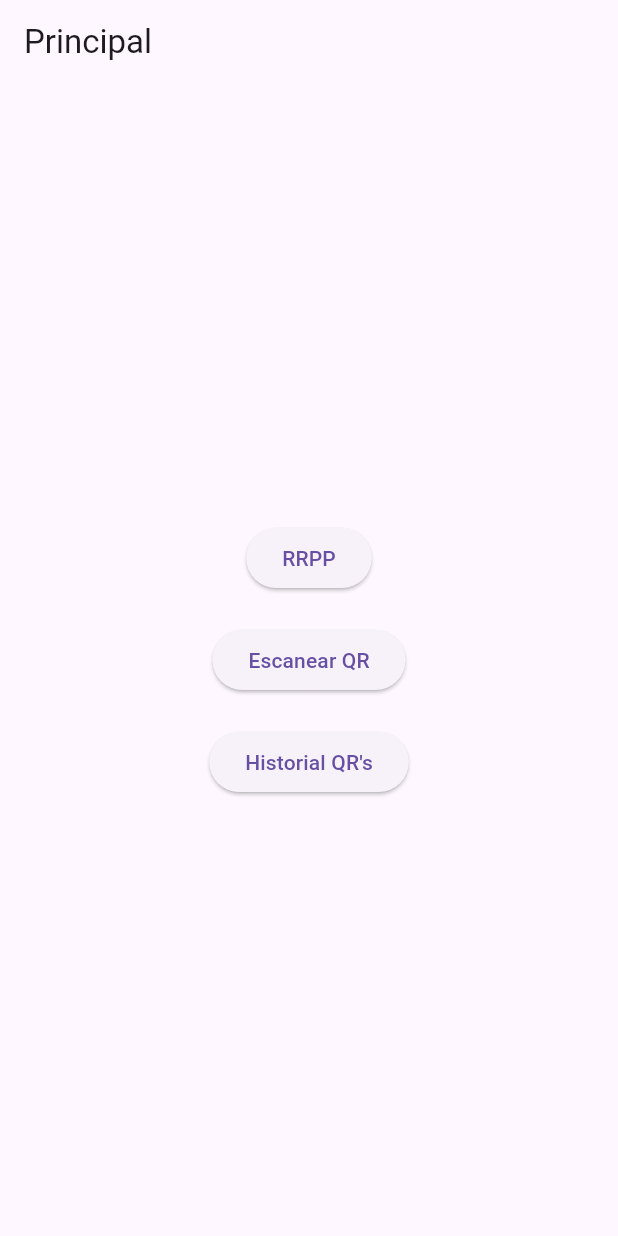
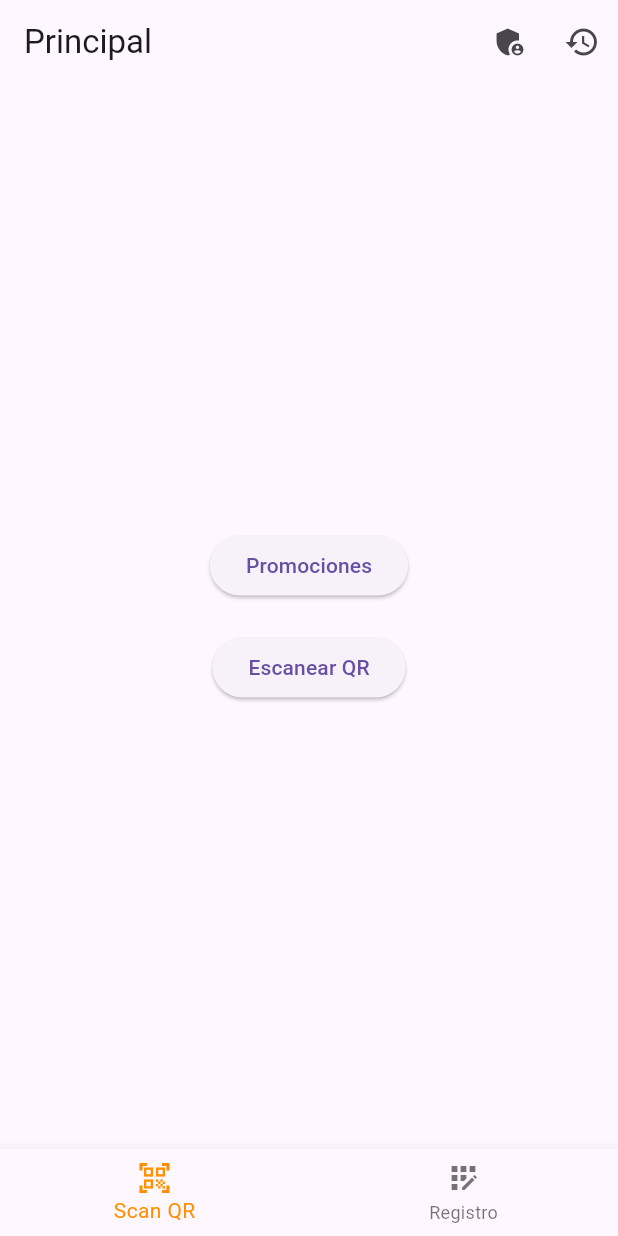
Before and after one commit to Mirrow1985/Sonora_RRPP, a Flutter app: the screen it shows after launch, on a phone screen of 412 x 824 dp. Run offline on Flutter 3.47's test engine with Material 3 defaults, Android fonts, the phone set to English and light mode, and no system bars; our stand-ins replace cloud_firestore, firebase_core, logger, permission_handler, qr_flutter; missing offline and left inert: mailer, mobile_scanner; accounts and stored records are empty.

```diff
--- a/lib/screen/historial_registro.dart
+++ b/lib/screen/historial_registro.dart
@@ -59,7 +59,7 @@ class HistorialRegistroScreen extends StatelessWidget {
                       Text('Correo: $correo'),
                       Text('Fecha y Hora: $formattedFechaRegistro'),
                       SizedBox(height: 4.0),
-                      Text('Estado de envío: $estadoEnvio', style: TextStyle(color: Colors.green)),
+                      Text('Estado: $estadoEnvio', style: TextStyle(color: Colors.green)),
                     ],
                   ),
                 ),
--- a/lib/screen/principal_screen.dart
+++ b/lib/screen/principal_screen.dart
@@ -2,15 +2,59 @@ import 'package:flutter/material.dart';
 import 'promociones_screen.dart'; // Importa PromocionesScreen
 import 'scanner_screen.dart'; // Importa QRScannerScreen
 import 'historial_qrs.dart'; // Importa HistorialQrsScreen
+import 'admin/admin_screen.dart'; // Importa AdminScreen
+import 'registro_screen.dart'; // Importa RegistroScreen
 
-class PrincipalScreen extends StatelessWidget {
+class PrincipalScreen extends StatefulWidget {
   const PrincipalScreen({super.key});
+
+  @override
+  PrincipalScreenState createState() => PrincipalScreenState();
+}
+
+class PrincipalScreenState extends State<PrincipalScreen> {
+  int _selectedIndex = 0;
+
+  static const List<Widget> _widgetOptions = <Widget>[
+    QRScannerScreen(),
+    RegistroScreen(universidad: 'Facultad de Ciencias', promocion: '¡Cumplimos 16 años!'),
+  ];
+
+  void _onItemTapped(int index) {
+    setState(() {
+      _selectedIndex = index;
+    });
+    Navigator.push(
+      context,
+      MaterialPageRoute(builder: (context) => _widgetOptions[index]),
+    );
+  }
 
   @override
   Widget build(BuildContext context) {
     return Scaffold(
       appBar: AppBar(
         title: Text('Principal'),
+        actions: [
+          IconButton(
+            icon: Icon(Icons.admin_panel_settings),
+            onPressed: () {
+              Navigator.push(
+                context,
+                MaterialPageRoute(builder: (context) => AdminScreen()), // Asegúrate de tener esta pantalla
+              );
+            },
+          ),
+          IconButton(
+            icon: Icon(Icons.history),
+            onPressed: () {
+              Navigator.push(
+                context,
+                MaterialPageRoute(builder: (context) => HistorialQrsScreen()),
+              );
+            },
+          ),
+        ],
       ),
       body: Center(
         child: Column(
@@ -20,39 +64,38 @@ class PrincipalScreen extends StatelessWidget {
               onPressed: () {
                 Navigator.push(
                   context,
-                  MaterialPageRoute(
-                    builder: (context) => PromocionesScreen(),
-                  ),
+                  MaterialPageRoute(builder: (context) => PromocionesScreen()),
                 );
               },
-              child: Text('RRPP'),
+              child: Text('Promociones'),
             ),
             SizedBox(height: 20),
             ElevatedButton(
               onPressed: () {
                 Navigator.push(
                   context,
-                  MaterialPageRoute(
-                    builder: (context) => QRScannerScreen(),
-                  ),
+                  MaterialPageRoute(builder: (context) => QRScannerScreen()),
                 );
               },
               child: Text('Escanear QR'),
             ),
-            SizedBox(height: 20),
-            ElevatedButton(
-              onPressed: () {
-                Navigator.push(
-                  context,
-                  MaterialPageRoute(
-                    builder: (context) => HistorialQrsScreen(),
-                  ),
-                );
-              },
-              child: Text('Historial QR\'s'),
-            ),
           ],
         ),
+      ),
+      bottomNavigationBar: BottomNavigationBar(
+        items: const <BottomNavigationBarItem>[
+          BottomNavigationBarItem(
+            icon: Icon(Icons.qr_code_scanner),
+            label: 'Scan QR',
+          ),
+          BottomNavigationBarItem(
+            icon: Icon(Icons.app_registration),
+            label: 'Registro',
+          ),
+        ],
+        currentIndex: _selectedIndex,
+        selectedItemColor: Colors.amber[800],
+        onTap: _onItemTapped,
       ),
     );
   }
--- a/lib/services/correo_service.dart
+++ b/lib/services/correo_service.dart
@@ -30,8 +30,10 @@ class CorreoService {
       ..recipients.add(destinatario) // Destinatario
       ..subject = "¡Tus Flyers para Cervezas Gratis!" // Asunto
       ..html = '''
-        <h1>Hola $nombre,</h1>
+        <h1>Hola $nombre</h1>
+        <p>¡Cumplimos 16 años y queremos celebrarlo contigo!</p>
         <p>Aquí tienes tus códigos QR para canjear tus cervezas:</p>
+        <p>¡Recuerda que tienes hasta el 30 de junio para canjear los QRs!</p>
         <p><strong>QR 1:</strong> <img src="cid:qr1"></p>
         <p><strong>QR 2:</strong> <img src="cid:qr2"></p>
         <p>¡Disfruta!</p>
```
Also changed, not shown: lib/screen/admin/admin_screen.dart (added, +20 -0 lines), lib/screen/qr_generation_screen.dart (+37 -6 lines), lib/screen/registro_screen.dart (+49 -11 lines).
